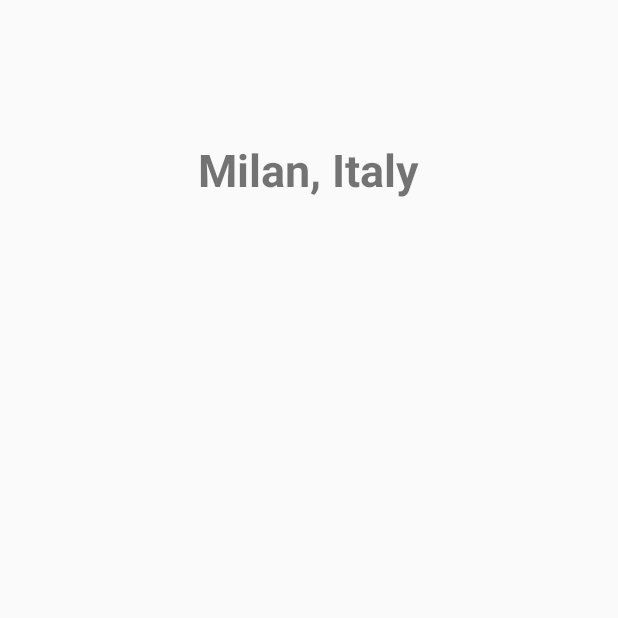
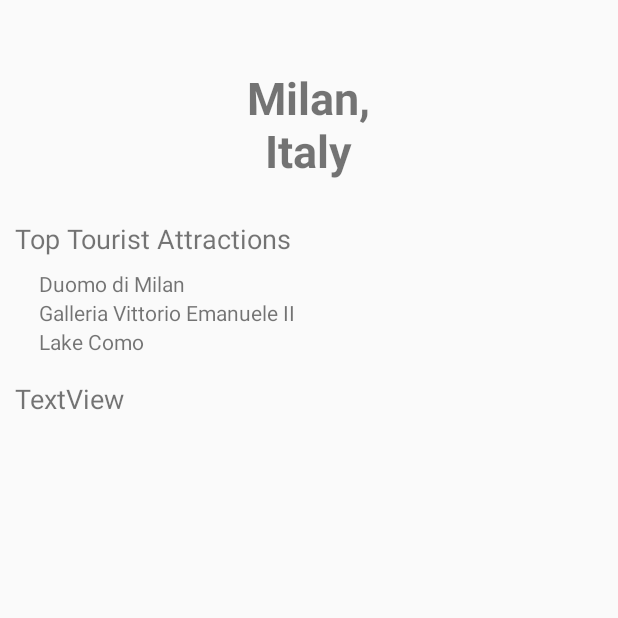
Before and after one commit to kaitlynnchan/oh-the-places-youll-go, an Android app: the screen it shows after launch (PlaceInfoActivity), after a tap on "GENERATE", on a phone screen of 412 x 824 dp, the top half of it. Run offline under Robolectric (Android 15) with nearby library versions, the phone set to English and light mode, and no system bars.

Commit message:
List out top attractions

```diff
--- a/app/src/main/java/mountainmadness2021/ohtheplacesyoullgo/model/Location.java
+++ b/app/src/main/java/mountainmadness2021/ohtheplacesyoullgo/model/Location.java
@@ -1,6 +1,11 @@
 package mountainmadness2021.ohtheplacesyoullgo.model;
 
+import androidx.annotation.NonNull;
+
 import java.util.ArrayList;
+import java.util.Arrays;
+import java.util.Collections;
+import java.util.Iterator;
 
 public class Location {
     private String city;
@@ -18,31 +23,21 @@ public class Location {
         return city;
     }
 
-    public void setCity(String city) {
-        this.city = city;
-    }
-
     public String getCountry() {
         return country;
-    }
-
-    public void setCountry(String country) {
-        this.country = country;
     }
 
     public double getEstimatedCost() {
         return estimatedCost;
     }
 
-    public void setEstimatedCost(double estimatedCost) {
-        this.estimatedCost = estimatedCost;
-    }
-
-    public String[] getAttractions() {
-        return attractions;
-    }
-
-    public void setAttractions(String [] attractions) {
-        this.attractions = attractions;
+    public Iterable<String> attractions() {
+        return new Iterable<String>() {
+            @NonNull
+            @Override
+            public Iterator<String> iterator() {
+                return Collections.unmodifiableCollection(Arrays.asList(attractions)).iterator();
+            }
+        };
     }
 }
--- a/app/src/main/java/mountainmadness2021/ohtheplacesyoullgo/model/LocationsManager.java
+++ b/app/src/main/java/mountainmadness2021/ohtheplacesyoullgo/model/LocationsManager.java
@@ -51,4 +51,7 @@ public class LocationsManager {
             new Location("Tokyo", "Japan", tokyoA)
     };
 
+    public Location getRandomLocation(){
+        return locations[new Random().nextInt(locations.length)];
+    }
 }
--- a/app/src/main/java/mountainmadness2021/ohtheplacesyoullgo/ui/MainActivity.java
+++ b/app/src/main/java/mountainmadness2021/ohtheplacesyoullgo/ui/MainActivity.java
@@ -11,13 +11,18 @@ import android.widget.TextView;
 import java.util.*;
 
 import mountainmadness2021.ohtheplacesyoullgo.R;
+import mountainmadness2021.ohtheplacesyoullgo.model.LocationsManager;
 
 public class MainActivity extends AppCompatActivity {
+
+    private LocationsManager locationsManager;
 
     @Override
     protected void onCreate(Bundle savedInstanceState) {
         super.onCreate(savedInstanceState);
         setContentView(R.layout.activity_main);
+
+        locationsManager = new LocationsManager();
 
         setupButtons();
     }
@@ -27,21 +32,21 @@ public class MainActivity extends AppCompatActivity {
         generateBtn.setOnClickListener(new View.OnClickListener() {
             @Override
             public void onClick(View view) {
-                // generate places
-                Random rand = new Random();
-                int numPlaces = 21;
-
-                // Strings of places
-                String[] places = { "Paris, France", "Sydney, Australia", "Queenstown, New Zealand", "Dublin, Ireland", "New York City, USA", "Maui, USA",
-                        "Reykjavik, Iceland", "Cancun, Mexico", "Santorini, Greece", "Venice, Italy", "Milan, Italy", "Bora Bora", "Dubai, United Arabs Emirates",
-                        "Bangkok, Thailand", "Bali, India", "London, England", "New Orleans, USA", "Honolulu, USA", "Kuala Lumpur, Malaysia", "Istanbul, Turkey", "Tokyo, Japan",};
-
-                // Generates random number for array position
-                int int_random = rand.nextInt(places.length);
+//                // generate places
+//                Random rand = new Random();
+//                int numPlaces = 21;
+//
+//                // Strings of places
+//                String[] places = { "Paris, France", "Sydney, Australia", "Queenstown, New Zealand", "Dublin, Ireland", "New York City, USA", "Maui, USA",
+//                        "Reykjavik, Iceland", "Cancun, Mexico", "Santorini, Greece", "Venice, Italy", "Milan, Italy", "Bora Bora", "Dubai, United Arabs Emirates",
+//                        "Bangkok, Thailand", "Bali, India", "London, England", "New Orleans, USA", "Honolulu, USA", "Kuala Lumpur, Malaysia", "Istanbul, Turkey", "Tokyo, Japan",};
+//
+//                // Generates random number for array position
+//                int int_random = rand.nextInt(places.length);
 //                System.out.println(places[int_random]);
 
 
-                Intent intent = PlaceInfoActivity.makeLaunchIntent(MainActivity.this, places[int_random]);
+                Intent intent = PlaceInfoActivity.makeLaunchIntent(MainActivity.this, locationsManager.getRandomLocation());
                 startActivity(intent);
             }
         });
--- a/app/src/main/java/mountainmadness2021/ohtheplacesyoullgo/ui/PlaceInfoActivity.java
+++ b/app/src/main/java/mountainmadness2021/ohtheplacesyoullgo/ui/PlaceInfoActivity.java
@@ -5,18 +5,23 @@ import androidx.appcompat.app.AppCompatActivity;
 import android.content.Context;
 import android.content.Intent;
 import android.os.Bundle;
+import android.widget.LinearLayout;
 import android.widget.TextView;
 
 import mountainmadness2021.ohtheplacesyoullgo.R;
 import mountainmadness2021.ohtheplacesyoullgo.model.Location;
+import mountainmadness2021.ohtheplacesyoullgo.model.LocationsManager;
 
 public class PlaceInfoActivity extends AppCompatActivity {
 
     public static final String EXTRA_LOCATION = "location";
 
-    public static Intent makeLaunchIntent(Context context, String location){
+    private LocationsManager manager = new LocationsManager();
+    private Location location;
+
+    public static Intent makeLaunchIntent(Context context, Location location){
         Intent intent = new Intent(context, PlaceInfoActivity.class);
-        intent.putExtra(EXTRA_LOCATION, location);
+//        intent.putExtra(EXTRA_LOCATION, location);
         return intent;
     }
     @Override
@@ -24,10 +29,24 @@ public class PlaceInfoActivity extends AppCompatActivity {
         super.onCreate(savedInstanceState);
         setContentView(R.layout.activity_place_info);
 
-        Intent intent = getIntent();
-        String place = intent.getStringExtra(EXTRA_LOCATION);
+//        Intent intent = getIntent();
+//        String place = intent.getStringExtra(EXTRA_LOCATION);
 
-        TextView location = findViewById(R.id.tv_location);
-        location.setText(place);
+        location = manager.getRandomLocation();
+
+        TextView locationtv = findViewById(R.id.tv_location);
+        locationtv.setText(location.getCity() + ",\n" + location.getCountry());
+
+        setupAttractions();
+    }
+
+    private void setupAttractions() {
+        LinearLayout attractionsLl = findViewById(R.id.ll_attractions);
+        for(String attraction : location.attractions()){
+            TextView textView = new TextView(this);
+            textView.setText(attraction);
+
+            attractionsLl.addView(textView);
+        }
     }
 }
--- a/app/src/main/res/layout/activity_place_info.xml
+++ b/app/src/main/res/layout/activity_place_info.xml
@@ -10,6 +10,7 @@
         android:id="@+id/tv_location"
         android:layout_width="wrap_content"
         android:layout_height="wrap_content"
+        android:gravity="center"
         android:text="Location"
         android:textSize="30sp"
         android:textStyle="bold"
@@ -18,5 +19,54 @@
         app:layout_constraintHorizontal_bias="0.498"
         app:layout_constraintStart_toStartOf="parent"
         app:layout_constraintTop_toTopOf="parent"
-        app:layout_constraintVertical_bias="0.118" />
+        app:layout_constraintVertical_bias="0.060000002" />
+
+    <ScrollView
+        android:layout_width="0dp"
+        android:layout_height="0dp"
+        android:layout_marginTop="16dp"
+        android:padding="10dp"
+        app:layout_constraintBottom_toBottomOf="parent"
+        app:layout_constraintEnd_toEndOf="parent"
+        app:layout_constraintStart_toStartOf="parent"
+        app:layout_constraintTop_toBottomOf="@+id/tv_location">
+
+        <androidx.constraintlayout.widget.ConstraintLayout
+            android:layout_width="match_parent"
+            android:layout_height="wrap_content"
+            android:orientation="vertical">
+
+            <TextView
+                android:id="@+id/tv_top_text"
+                android:layout_width="match_parent"
+                android:layout_height="wrap_content"
+                android:text="Top Tourist Attractions"
+                android:textSize="18sp"
+                app:layout_constraintStart_toStartOf="parent" />
+
+            <LinearLayout
+                android:id="@+id/ll_attractions"
+                android:layout_width="0dp"
+                android:layout_height="match_parent"
+                android:layout_marginStart="16dp"
+                android:layout_marginLeft="16dp"
+                android:layout_marginTop="8dp"
+                android:layout_marginEnd="16dp"
+                android:layout_marginRight="16dp"
+                android:orientation="vertical"
+                app:layout_constraintEnd_toEndOf="parent"
+                app:layout_constraintStart_toStartOf="@+id/tv_top_text"
+                app:layout_constraintTop_toBottomOf="@+id/tv_top_text"></LinearLayout>
+
+            <TextView
+                android:id="@+id/textView4"
+                android:layout_width="wrap_content"
+                android:layout_height="wrap_content"
+                android:layout_marginTop="16dp"
+                android:text="TextView"
+                android:textSize="18sp"
+                app:layout_constraintStart_toStartOf="parent"
+                app:layout_constraintTop_toBottomOf="@+id/ll_attractions" />
+        </androidx.constraintlayout.widget.ConstraintLayout>
+    </ScrollView>
 </androidx.constraintlayout.widget.ConstraintLayout>
```
